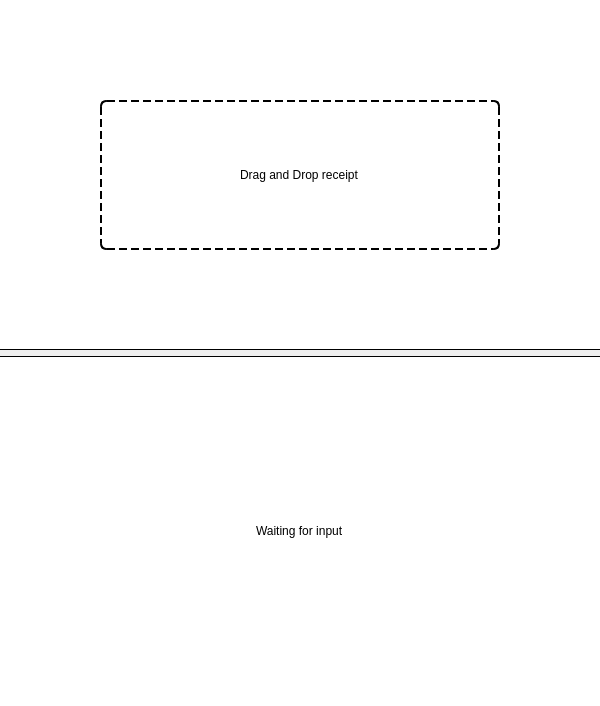
Laged/CookieWay, file mainwindow.ui: the form before one commit.
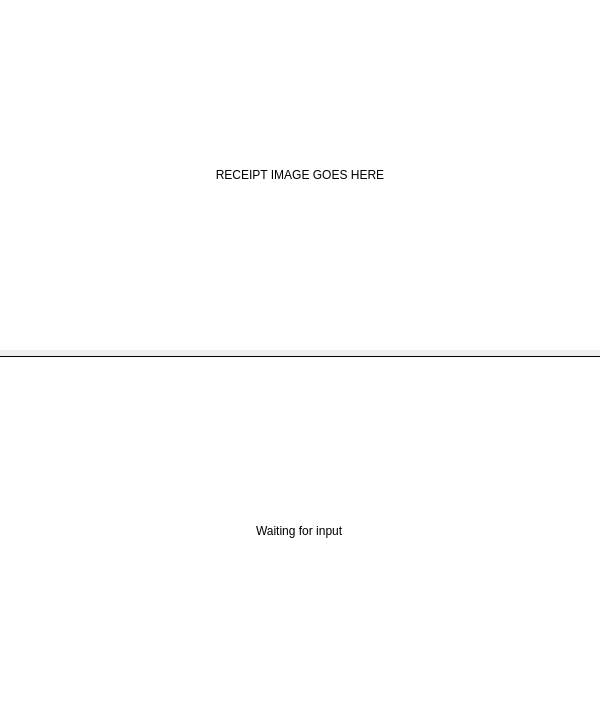
The form after the commit. The open tabs and pages were chosen to show the change.

Commit message: add stackedWidget to show different phases

The edit to the form file:
```diff
--- a/mainwindow.ui
+++ b/mainwindow.ui
@@ -28,7 +28,7 @@
      <number>0</number>
     </property>
     <item>
-     <widget class="QWidget" name="widgetInput" native="true">
+     <widget class="QStackedWidget" name="stackedWidgetInput">
       <property name="sizePolicy">
        <sizepolicy hsizetype="Preferred" vsizetype="Preferred">
         <horstretch>0</horstretch>
@@ -45,6 +45,10 @@
        <string notr="true">border-bottom: 1px solid black;
 background-color: white;</string>
       </property>
+      <property name="currentIndex">
+       <number>0</number>
+      </property>
+      <widget class="QWidget" name="pageDrag" native="true">
       <layout class="QHBoxLayout" name="horizontalLayout">
        <property name="leftMargin">
         <number>100</number>
@@ -79,6 +83,79 @@
         </widget>
        </item>
       </layout>
+      </widget>
+      <widget class="QWidget" name="pageOCR">
+       <property name="styleSheet">
+        <string notr="true">border: none;</string>
+       </property>
+       <layout class="QHBoxLayout" name="horizontalLayout_4">
+        <property name="leftMargin">
+         <number>0</number>
+        </property>
+        <property name="topMargin">
+         <number>0</number>
+        </property>
+        <property name="rightMargin">
+         <number>0</number>
+        </property>
+        <property name="bottomMargin">
+         <number>0</number>
+        </property>
+        <item>
+         <widget class="QWidget" name="widget" native="true">
+          <layout class="QHBoxLayout" name="horizontalLayout_3">
+           <item>
+            <widget class="QLabel" name="labelImage">
+             <property name="styleSheet">
+              <string notr="true">border:none;</string>
+             </property>
+             <property name="text">
+              <string>RECEIPT IMAGE GOES HERE</string>
+             </property>
+             <property name="alignment">
+              <set>Qt::AlignCenter</set>
+             </property>
+            </widget>
+           </item>
+          </layout>
+         </widget>
+        </item>
+       </layout>
+      </widget>
+      <widget class="QWidget" name="pageReview">
+       <layout class="QHBoxLayout" name="horizontalLayout_6">
+        <item>
+         <widget class="QLabel" name="label">
+          <property name="styleSheet">
+           <string notr="true">border: none;</string>
+          </property>
+          <property name="text">
+           <string>USER INPUT GOES HERE</string>
+          </property>
+          <property name="alignment">
+           <set>Qt::AlignCenter</set>
+          </property>
+         </widget>
+        </item>
+       </layout>
+      </widget>
+      <widget class="QWidget" name="pageCookie">
+       <layout class="QHBoxLayout" name="horizontalLayout_5">
+        <item>
+         <widget class="QLabel" name="labelCookieCode">
+          <property name="styleSheet">
+           <string notr="true">border: none;</string>
+          </property>
+          <property name="text">
+           <string>COOKIE CODE GOES HERE</string>
+          </property>
+          <property name="alignment">
+           <set>Qt::AlignCenter</set>
+          </property>
+         </widget>
+        </item>
+       </layout>
+      </widget>
      </widget>
     </item>
     <item>
```
Lines whose indentation alone changed are shown as unchanged. The commit also changes 2 other files.
